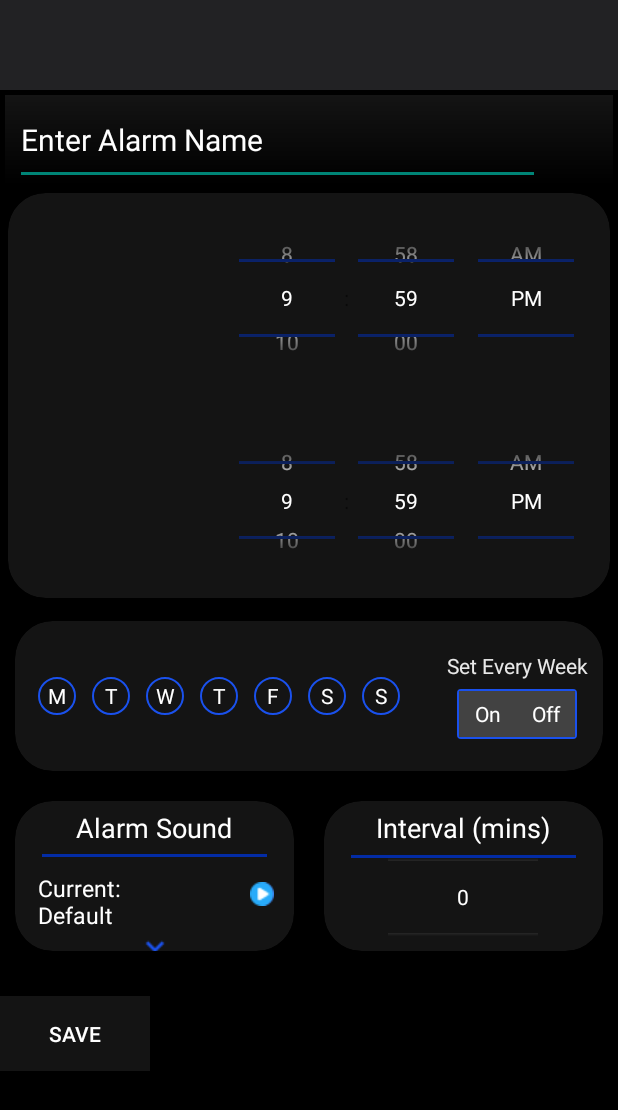
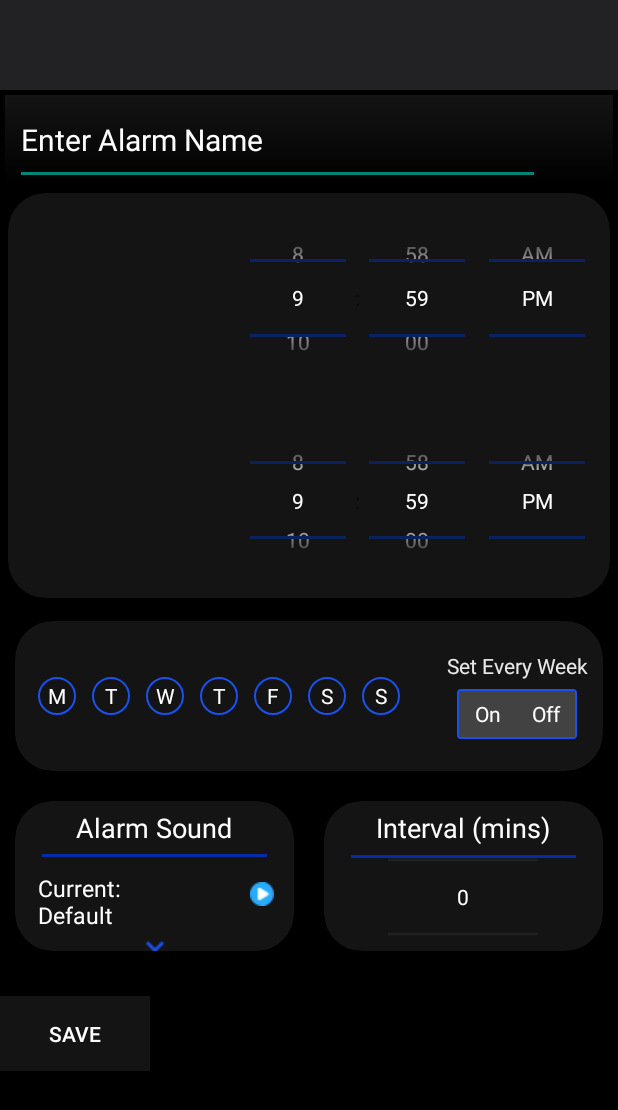
Before and after one commit to Keithoh92/MultiAlarmClock, an Android app: the layout activity_build_new_alarm.xml on its own in the app's theme, with its tools: preview values and no code run, on a phone screen of 412 x 824 dp. Shown: the top 1110 px of the screen. Run offline under Robolectric (Android 15) with nearby library versions, the phone set to English and light mode, and no system bars.

```diff
--- a/app/src/main/res/layout/activity_build_new_alarm.xml
+++ b/app/src/main/res/layout/activity_build_new_alarm.xml
@@ -93,7 +93,7 @@
 
                         <TextView
                             android:id="@+id/start_time_tv"
-                            android:layout_width="130dp"
+                            android:layout_width="145dp"
                             android:layout_height="130dp"
                             android:textSize="15sp"
                             android:gravity="center"
@@ -121,7 +121,7 @@
 
                         <TextView
                             android:id="@+id/end_time_tv"
-                            android:layout_width="130dp"
+                            android:layout_width="145dp"
                             android:layout_height="130dp"
                             android:gravity="center"
                             android:textSize="15sp"
--- a/app/src/main/res/values/timepicker_style.xml
+++ b/app/src/main/res/values/timepicker_style.xml
@@ -5,5 +5,6 @@
         <item name="colorAccent">@color/dark_grey</item>
         <item name="android:textColorPrimary">@color/white</item>
         <item name="android:textColorSecondary">@color/blue</item>
+        <item name="android:amPmBackgroundColor">@color/light_grey</item>
     </style>
 </resources>
```
Also changed, not shown: app/src/main/java/com/example/multialarmclock/BuildNewAlarm.kt (+15 -10 lines).
